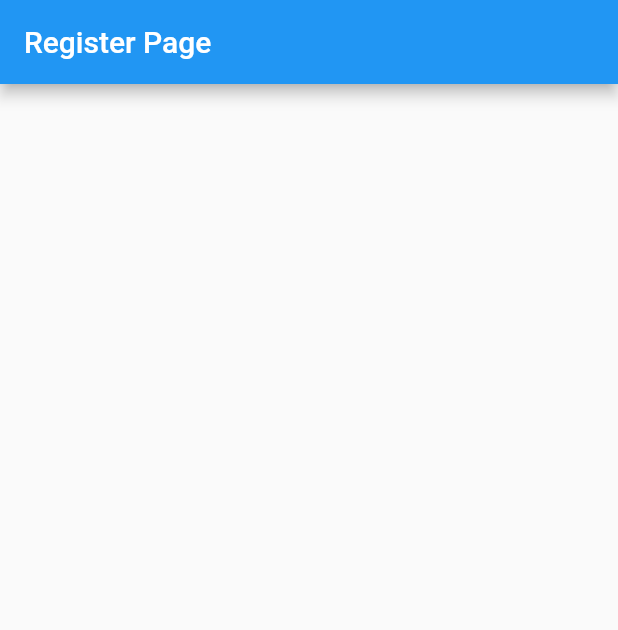
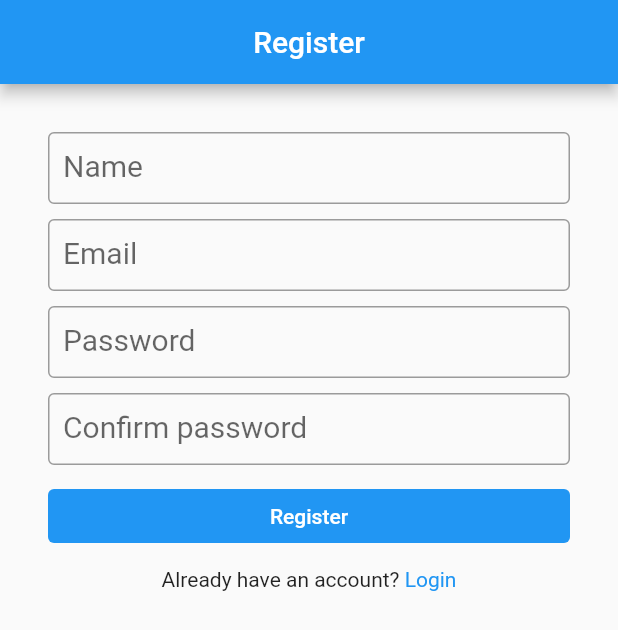
Before and after one commit to HumaCode/blog-frontend--flutter, a Flutter app: the RegisterPage screen opened directly, on a phone screen of 412 x 824 dp. Shown: the top 630 px of the screen. Run offline on Flutter 3.47's test engine with Material 2 defaults, Android fonts, the phone set to English and light mode, and no system bars; our stand-ins replace shared_preferences; accounts and stored records are empty.

Commit message:
desain ui register page & function register, logout

```diff
--- a/lib/models/user.dart
+++ b/lib/models/user.dart
@@ -20,7 +20,7 @@ class User {
       name: json['user']['name'],
       image: json['user']['image'],
       email: json['user']['email'],
-      token: json['user']['token'],
+      token: json['token'],
     );
   }
 }
--- a/lib/screens/register.dart
+++ b/lib/screens/register.dart
@@ -1,4 +1,11 @@
 import 'package:flutter/material.dart';
+import 'package:flutter_blog_laravel/constants.dart';
+import 'package:flutter_blog_laravel/models/api_response.dart';
+import 'package:flutter_blog_laravel/models/user.dart';
+import 'package:flutter_blog_laravel/screens/home.dart';
+import 'package:flutter_blog_laravel/screens/login.dart';
+import 'package:flutter_blog_laravel/services/user_service.dart';
+import 'package:shared_preferences/shared_preferences.dart';
 
 class RegisterPage extends StatefulWidget {
   const RegisterPage({Key? key}) : super(key: key);
@@ -8,11 +15,120 @@ class RegisterPage extends StatefulWidget {
 }
 
 class _RegisterPageState extends State<RegisterPage> {
+  //
+  final GlobalKey<FormState> formkey = GlobalKey();
+  bool loading = false;
+  TextEditingController nameController = TextEditingController(),
+      emailController = TextEditingController(),
+      passwordController = TextEditingController(),
+      passwordConfirmController = TextEditingController();
+
+  // panggil function register user
+  void _registerUser() async {
+    ApiResponse response = await registerUser(
+        nameController.text, emailController.text, passwordController.text);
+
+    // jika tidak error maka
+    if (response.error == null) {
+      _saveAndRedirectToHome(response.data as User);
+    } else {
+      setState(() {
+        loading = !loading;
+      });
+      ScaffoldMessenger.of(context)
+          .showSnackBar(SnackBar(content: Text('${response.error}')));
+    }
+  }
+
+  void _saveAndRedirectToHome(User user) async {
+    SharedPreferences pref = await SharedPreferences.getInstance();
+    await pref.setString('token', user.token ?? '');
+    await pref.setInt('user_id', 0);
+
+    // redirect to home
+    Navigator.of(context).pushAndRemoveUntil(
+        MaterialPageRoute(builder: (context) => const HomePage()),
+        (route) => false);
+  }
+
   @override
   Widget build(BuildContext context) {
     return Scaffold(
       appBar: AppBar(
-        title: Text('Register Page'),
+        title: const Text('Register'),
+        centerTitle: true,
+      ),
+      body: Form(
+        key: formkey,
+        child: ListView(
+          padding: const EdgeInsets.all(32),
+          children: [
+            TextFormField(
+              style: const TextStyle(
+                fontSize: 20,
+              ),
+              keyboardType: TextInputType.text,
+              controller: nameController,
+              validator: (val) => val!.isEmpty ? 'Invalid name' : null,
+              decoration: kInputDecoration('Name'),
+            ),
+            const SizedBox(height: 10),
+            TextFormField(
+              style: const TextStyle(
+                fontSize: 20,
+              ),
+              keyboardType: TextInputType.emailAddress,
+              controller: emailController,
+              validator: (val) => val!.isEmpty ? 'Invalid email address' : null,
+              decoration: kInputDecoration('Email'),
+            ),
+            const SizedBox(height: 10),
+            TextFormField(
+              style: const TextStyle(
+                fontSize: 20,
+              ),
+              controller: passwordController,
+              obscureText: true,
+              validator: (val) =>
+                  val!.length < 6 ? 'Required at least 6 chars' : null,
+              decoration: kInputDecoration('Password'),
+            ),
+            const SizedBox(height: 10),
+            TextFormField(
+              style: const TextStyle(
+                fontSize: 20,
+              ),
+              controller: passwordConfirmController,
+              obscureText: true,
+              validator: (val) => val != passwordController.text
+                  ? 'Confirm password does not match'
+                  : null,
+              decoration: kInputDecoration('Confirm password'),
+            ),
+            const SizedBox(height: 10),
+            loading
+                ? const Center(
+                    child: CircularProgressIndicator(),
+                  )
+                : kTextButton('Register', () {
+                    if (formkey.currentState!.validate()) {
+                      setState(() {
+                        loading = !loading;
+                        _registerUser();
+                      });
+                    }
+
+                    // debugPrint(txtPassword.text);
+                  }),
+            const SizedBox(height: 10),
+            kLoginRegister('Already have an account? ', 'Login', () {
+              Navigator.pushAndRemoveUntil(
+                  context,
+                  MaterialPageRoute(builder: (context) => const LoginPage()),
+                  (route) => false);
+            })
+          ],
+        ),
       ),
     );
   }
```
Also changed, not shown: lib/screens/home.dart (+14 -2 lines).
